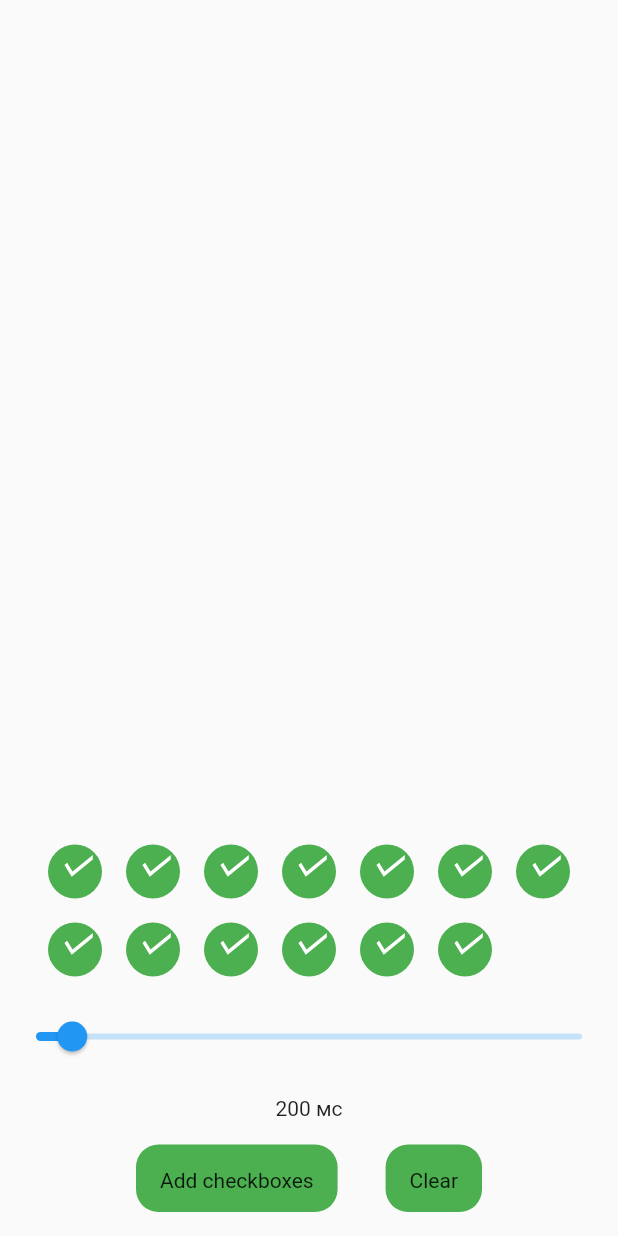
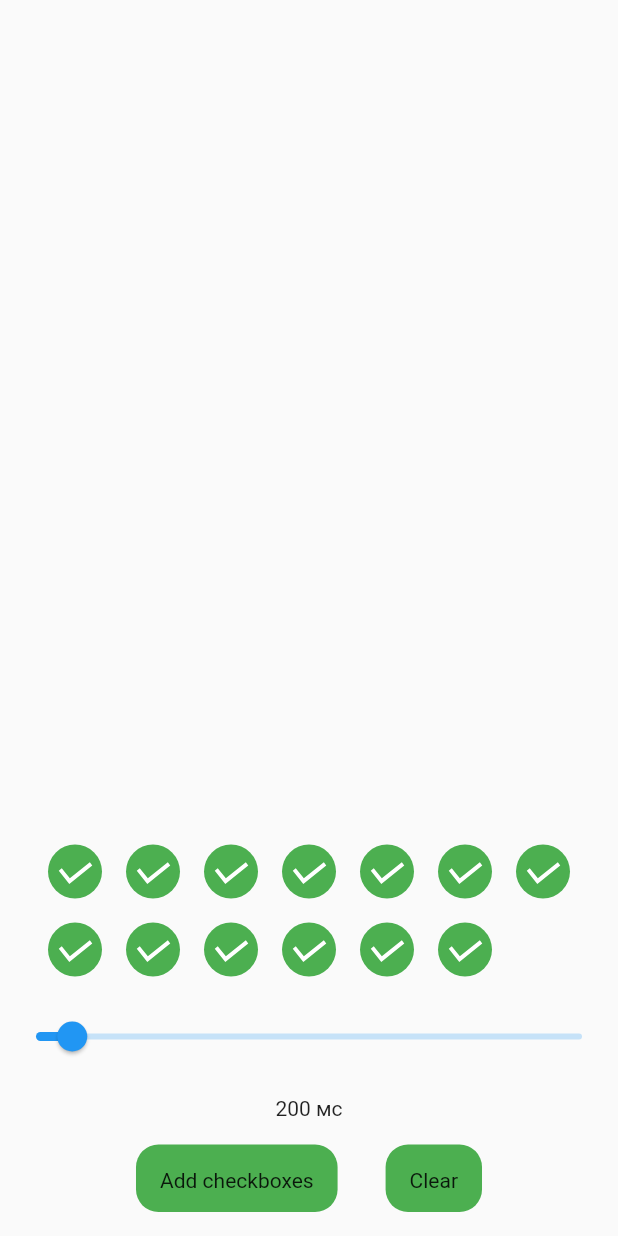
Before and after one commit to Ramzes5614/test_app, a Flutter app: the screen it shows after launch, after a tap on "Add checkboxes", on a phone screen of 412 x 824 dp. Run offline on Flutter 3.47's test engine with Material 2 defaults, Android fonts, the phone set to English and light mode, and no system bars.

Commit message:
Fixed animation & arrow

```diff
--- a/lib/components/checkbox_widget.dart
+++ b/lib/components/checkbox_widget.dart
@@ -16,23 +16,100 @@ class CheckBoxWidget extends StatefulWidget {
 
 class _CheckBoxWidgetState extends State<CheckBoxWidget>
     with TickerProviderStateMixin {
-  CheckBoxTypes type;
-  Color color;
   static const List<Color> colorsList = [
     Colors.red,
     Colors.green,
     Colors.yellow
   ];
+  Color color;
+  AnimationController animationController;
+  Animation<double> scaleAnimation;
+  Duration duration;
+  bool isSelected;
+
+  Widget arrowWidget = CustomPaint(
+    key: ValueKey('1'),
+    painter: Arrow(),
+    child: Container(),
+  );
+
+  Widget circleWidget = CustomPaint(
+    key: ValueKey('2'),
+    painter: Circle(color: Colors.white),
+    child: Container(),
+  );
+  Widget currentChild;
 
   @override
   void initState() {
-    type = widget.type;
-    color = colorsList[type.index];
+    color = colorsList[widget.type.index];
+    isSelected =
+        widget.checkBoxController.currentSelectedType.value == widget.type;
+    currentChild = isSelected ? arrowWidget : circleWidget;
+
+    widget.checkBoxController.animationSpeed.addListener(durationListener);
+    widget.checkBoxController.currentSelectedType.addListener(typeListener);
+
+    duration =
+        Duration(milliseconds: widget.checkBoxController.animationSpeed.value);
+
+    animationController = AnimationController(
+        vsync: this,
+        animationBehavior: AnimationBehavior.preserve,
+        duration: duration);
+
+    scaleAnimation =
+        Tween<double>(begin: 1.0, end: 0.0).animate(animationController)
+          ..addStatusListener((status) {
+            if (status == AnimationStatus.completed) {
+              if (widget.checkBoxController.currentSelectedType.value ==
+                  widget.type) {
+                currentChild = arrowWidget;
+                isSelected = true;
+              } else {
+                currentChild = circleWidget;
+                isSelected = false;
+              }
+              if (duration.inMilliseconds !=
+                  widget.checkBoxController.animationSpeed.value) {
+                duration = Duration(
+                    milliseconds:
+                        widget.checkBoxController.animationSpeed.value);
+                animationController.duration = duration;
+              }
+              setState(() {});
+              animationController.reverse();
+            }
+          });
+
     super.initState();
+  }
+
+  void durationListener() {
+    if (!animationController.isAnimating)
+      setState(() {
+        duration = Duration(
+            milliseconds: widget.checkBoxController.animationSpeed.value);
+        animationController.duration = duration;
+      });
+  }
+
+  void typeListener() {
+    if (isSelected) {
+      if (widget.checkBoxController.currentSelectedType.value != widget.type) {
+        animationController.forward();
+      }
+    } else {
+      if (widget.checkBoxController.currentSelectedType.value == widget.type) {
+        animationController.forward();
+      }
+    }
   }
 
   @override
   void dispose() {
+    widget.checkBoxController.animationSpeed.removeListener(durationListener);
+    widget.checkBoxController.currentSelectedType.removeListener(typeListener);
     super.dispose();
   }
 
@@ -40,8 +117,9 @@ class _CheckBoxWidgetState extends State<CheckBoxWidget>
   Widget build(BuildContext context) {
     return InkWell(
       onTap: () {
-        //widget.cubit.selectCheckBox(widget.type);
-        widget.checkBoxController.setCheckBoxType(type);
+        if (!animationController.isAnimating) {
+          widget.checkBoxController.setCheckBoxType(widget.type);
+        }
       },
       child: FittedBox(
         child: SizedBox(
@@ -50,40 +128,10 @@ class _CheckBoxWidgetState extends State<CheckBoxWidget>
           child: CustomPaint(
             painter: ForeGroundCircle(color: color),
             child: Center(
-              child: ValueListenableBuilder<int>(
-                valueListenable: widget.checkBoxController.animationSpeed,
-                builder: (context, duration, child) {
-                  print("New duration: $duration");
-                  return ValueListenableBuilder<CheckBoxTypes>(
-                      valueListenable:
-                          widget.checkBoxController.currentSelectedType,
-                      builder: (context, curType, child) {
-                        return AnimatedSwitcher(
-                          key: ValueKey("$duration"),
-                          duration: Duration(milliseconds: duration),
-                          reverseDuration: Duration(milliseconds: duration),
-                          switchInCurve: Curves.decelerate,
-                          switchOutCurve: Curves.decelerate,
-                          transitionBuilder: (child, animation) {
-                            return ScaleTransition(
-                              scale: animation,
-                              child: child,
-                            );
-                          },
-                          child: curType == widget.type
-                              ? CustomPaint(
-                                  key: ValueKey('1'),
-                                  painter: Arrow(),
-                                  child: Container(),
-                                )
-                              : CustomPaint(
-                                  key: ValueKey('2'),
-                                  painter: Circle(color: Colors.white),
-                                  child: Container(),
-                                ),
-                        );
-                      });
-                },
+              child: ScaleTransition(
+                key: ValueKey("$duration"),
+                scale: scaleAnimation,
+                child: currentChild,
               ),
             ),
           ),
--- a/lib/components/custom_paint_arrow.dart
+++ b/lib/components/custom_paint_arrow.dart
@@ -11,14 +11,15 @@ class Arrow extends CustomPainter {
     var paint = Paint()..color = Colors.white;
 
     Path path = Path();
-    path.moveTo(cx, cy);
-    path.lineTo(cx + 0.75 * width, cy - 0.61 * height);
-    path.lineTo(cx + 0.75 * width, cy - 0.44 * height);
-    path.lineTo(cx - 0.03 * width, cy + 0.19 * height);
+    path.moveTo(cx - 0.51 * width, cy - 0.03 * height);
+    path.lineTo(cx - 0.40 * width, cy - 0.12 * height);
 
-    path.lineTo(cx - 0.3 * width, cy - 0.24 * height);
-    path.lineTo(cx - 0.2 * width, cy - 0.32 * height);
-    path.lineTo(cx, cy);
+    path.lineTo(cx - 0.10 * width, cy + 0.25 * height);
+    path.lineTo(cx + 0.64 * width, cy - 0.34 * height);
+
+    path.lineTo(cx + 0.73 * width, cy - 0.22 * height);
+    path.lineTo(cx - 0.12 * width, cy + 0.46 * height);
+    path.lineTo(cx - 0.51 * width, cy - 0.03 * height);
 
     canvas.drawPath(path, paint);
   }
```
